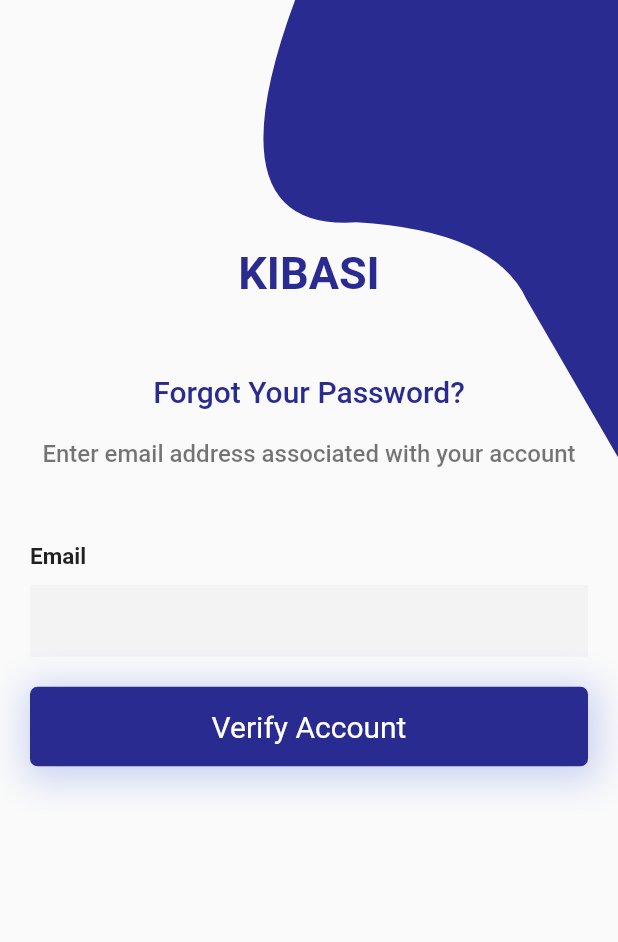
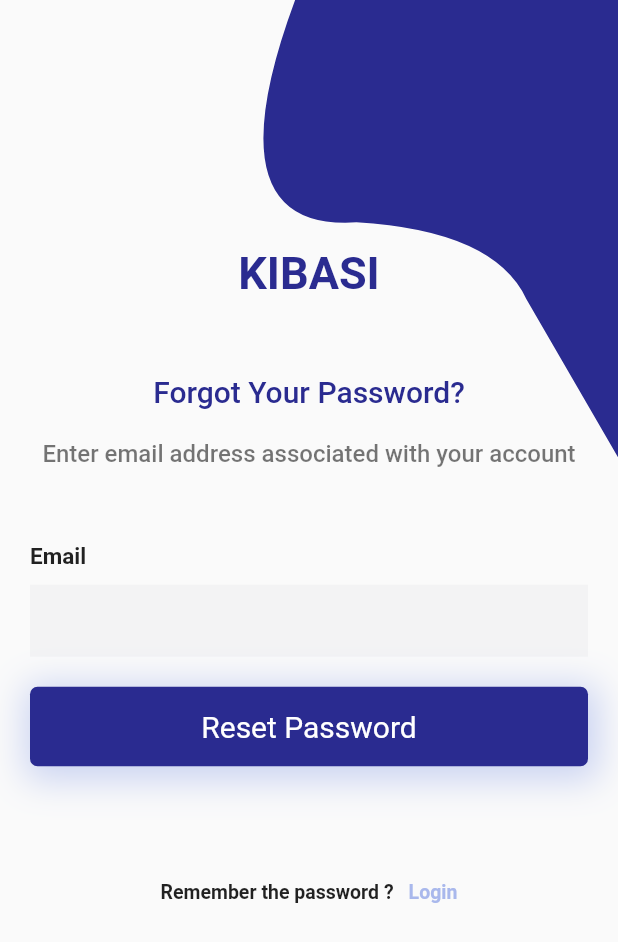
Before and after one commit to 4xMafole/kibasi-Owner, a Flutter app: the screen it shows after launch, after a tap on "Login", after a tap on "Forgot Password ?", on a phone screen of 412 x 824 dp. Shown: the top 942 px of the screen. Run offline on Flutter 3.47's test engine with Material 2 defaults, Android fonts, the phone set to English and light mode, and no system bars; our stand-ins replace currency_text_input_formatter, firebase_auth, firebase_core, flutter_neumorphic, get, google_fonts and 3 more; missing offline and left inert: otp_screen; accounts and stored records are empty; Roboto replaces fonts that are missing (Dosis).

Commit message:
Done with reset password backend

```diff
--- a/lib/auth/forgot_password_page.dart
+++ b/lib/auth/forgot_password_page.dart
@@ -3,8 +3,11 @@ import 'package:get/get.dart';
 import 'package:google_fonts/google_fonts.dart';
 import 'package:kibasi/auth/login_page.dart';
 import 'package:kibasi/auth/update_password_page.dart';
+import 'package:kibasi/utils/firebase/fire_auth.dart';
+import 'package:kibasi/utils/validator.dart';
 import 'package:kibasi/widget/bezier.dart';
 import 'package:kibasi/utils/custom_color.dart' as color;
+import 'package:rflutter_alert/rflutter_alert.dart';
 
 class ForgotPasswordPage extends StatefulWidget {
   const ForgotPasswordPage({Key? key}) : super(key: key);
@@ -14,6 +17,12 @@ class ForgotPasswordPage extends StatefulWidget {
 }
 
 class _ForgotPasswordPage extends State<ForgotPasswordPage> {
+  final _resetFormKey = GlobalKey<FormState>();
+  final _emailNode = FocusNode();
+  final _emailController = TextEditingController();
+
+  bool _isProcessing = false;
+
   @override
   Widget build(BuildContext context) {
     final height = MediaQuery.of(context).size.height;
@@ -30,6 +39,8 @@ class _ForgotPasswordPage extends State<ForgotPasswordPage> {
             Container(
               padding: EdgeInsets.symmetric(horizontal: 20),
               child: SingleChildScrollView(
+                child: Form(
+                  key: _resetFormKey,
                   child: Column(
                     crossAxisAlignment: CrossAxisAlignment.center,
                     mainAxisAlignment: MainAxisAlignment.center,
@@ -52,7 +63,10 @@ class _ForgotPasswordPage extends State<ForgotPasswordPage> {
                         height: 10,
                       ),
                       _submitButton(),
+                      SizedBox(height: height * 0.05),
+                      _loginAccountLabel(),
                     ],
+                  ),
                 ),
               ),
             ),
@@ -75,8 +89,11 @@ class _ForgotPasswordPage extends State<ForgotPasswordPage> {
           SizedBox(
             height: 10,
           ),
-          TextField(
+          TextFormField(
+              controller: _emailController,
+              focusNode: _emailNode,
               obscureText: isPassword,
+              validator: (value) => Validator.validateEmail(email: value!),
               decoration: InputDecoration(
                   border: InputBorder.none,
                   fillColor: Color(0xfff3f3f4),
@@ -88,8 +105,37 @@ class _ForgotPasswordPage extends State<ForgotPasswordPage> {
 
   Widget _submitButton() {
     return InkWell(
-      onTap: () {
-        Get.to(UpdatePasswordPage());
+      onTap: () async {
+        _emailNode.unfocus();
+
+        if (_resetFormKey.currentState!.validate()) {
+          setState(() {
+            _isProcessing = true;
+          });
+
+          await FireAuth.resetPassword(
+              context: context, email: _emailController.text);
+
+          setState(() {
+            _isProcessing = false;
+          });
+
+          Alert(
+              context: context,
+              type: AlertType.success,
+              title: "SUCCESS",
+              desc: "Check your email to reset your password",
+              style: AlertStyle(
+                isOverlayTapDismiss: false,
+                isButtonVisible: false,
+                titleStyle: TextStyle(
+                  color: color.AppColor.green,
+                ),
+              ),
+              closeFunction: () {
+                Get.offAll(LoginPage());
+              }).show();
+        }
       },
       child: Container(
         width: MediaQuery.of(context).size.width,
@@ -107,7 +153,7 @@ class _ForgotPasswordPage extends State<ForgotPasswordPage> {
             ],
             color: color.AppColor.blue),
         child: Text(
-          'Verify Account',
+          'Reset Password',
           style: TextStyle(fontSize: 20, color: Colors.white),
         ),
       ),
@@ -165,4 +211,36 @@ class _ForgotPasswordPage extends State<ForgotPasswordPage> {
       ],
     );
   }
+
+  Widget _loginAccountLabel() {
+    return Container(
+      margin: EdgeInsets.symmetric(vertical: 20),
+      padding: EdgeInsets.all(15),
+      alignment: Alignment.bottomCenter,
+      child: Row(
+        mainAxisAlignment: MainAxisAlignment.center,
+        children: <Widget>[
+          Text(
+            'Remember the password ?',
+            style: TextStyle(fontSize: 13, fontWeight: FontWeight.w600),
+          ),
+          SizedBox(
+            width: 10,
+          ),
+          InkWell(
+            onTap: () {
+              Get.offAll(LoginPage());
+            },
+            child: Text(
+              'Login',
+              style: TextStyle(
+                  color: color.AppColor.paleBlue,
+                  fontSize: 13,
+                  fontWeight: FontWeight.w600),
+            ),
+          ),
+        ],
+      ),
+    );
   }
+}
--- a/lib/auth/login_page.dart
+++ b/lib/auth/login_page.dart
@@ -30,6 +30,7 @@ class _LoginPageState extends State<LoginPage> {
   final _passwordController = TextEditingController();
 
   bool _isProcessing = false;
+  bool _isGoogleLoading = false;
 
   Widget _entryField(
     String title,
@@ -156,56 +157,30 @@ class _LoginPageState extends State<LoginPage> {
     );
   }
 
-  Widget _facebookButton() {
-    return Container(
-      height: 50,
-      margin: EdgeInsets.symmetric(vertical: 5),
-      decoration: BoxDecoration(
-        borderRadius: BorderRadius.all(Radius.circular(10)),
-      ),
-      child: Row(
-        children: <Widget>[
-          Expanded(
-            flex: 1,
-            child: Container(
-              decoration: BoxDecoration(
-                color: Color(0xff1959a9),
-                borderRadius: BorderRadius.only(
-                    bottomLeft: Radius.circular(5),
-                    topLeft: Radius.circular(5)),
-              ),
-              alignment: Alignment.center,
-              child: Text('f',
-                  style: TextStyle(
-                      color: Colors.white,
-                      fontSize: 25,
-                      fontWeight: FontWeight.w400)),
-            ),
-          ),
-          Expanded(
-            flex: 5,
-            child: Container(
-              decoration: BoxDecoration(
-                color: Color(0xff2872ba),
-                borderRadius: BorderRadius.only(
-                    bottomRight: Radius.circular(5),
-                    topRight: Radius.circular(5)),
-              ),
-              alignment: Alignment.center,
-              child: Text('Log in with Facebook',
-                  style: TextStyle(
-                      color: Colors.white,
-                      fontSize: 18,
-                      fontWeight: FontWeight.w400)),
-            ),
-          ),
-        ],
+  Widget _googleButton() {
+    return GestureDetector(
+      onTap: () async {
+        setState(() {
+          _isGoogleLoading = true;
+        });
+
+        User? user = await FireAuth.signInWithGoogle(
+          context: context,
+        );
+
+        setState(() {
+          _isGoogleLoading = false;
+        });
+
+        if (user != null) {
+          Get.offAll(
+            ProfilePage(
+              user: user,
             ),
           );
         }
-
-  Widget _googleButton() {
-    return Container(
+      },
+      child: Container(
         height: 50,
         margin: EdgeInsets.symmetric(vertical: 5),
         decoration: BoxDecoration(
@@ -248,6 +223,7 @@ class _LoginPageState extends State<LoginPage> {
               ),
             ),
           ],
+        ),
       ),
     );
   }
@@ -378,8 +354,16 @@ class _LoginPageState extends State<LoginPage> {
                           ),
                         ),
                         _divider(),
-                        _facebookButton(),
-                        _googleButton(),
+                        SizedBox(
+                          height: 10,
+                        ),
+                        _isGoogleLoading
+                            ? CircularProgressIndicator(
+                                valueColor: AlwaysStoppedAnimation<Color>(
+                                  Color(0xffba2828),
+                                ),
+                              )
+                            : _googleButton(),
                         SizedBox(height: height * .05),
                         _createAccountLabel(),
                       ],
--- a/pubspec.yaml
+++ b/pubspec.yaml
@@ -43,6 +43,7 @@ dependencies:
   rflutter_alert: ^2.0.4
   image_picker: ^0.8.4+4
   change_app_package_name: ^1.0.0
+  google_sign_in: ^5.2.3
   firebase_core:
   firebase_auth: ^3.3.6
   otp_screen:
```
Also changed, not shown: lib/utils/firebase/fire_auth.dart (+68 -0 lines), pubspec.lock. Lines whose indentation alone changed are shown as unchanged.
